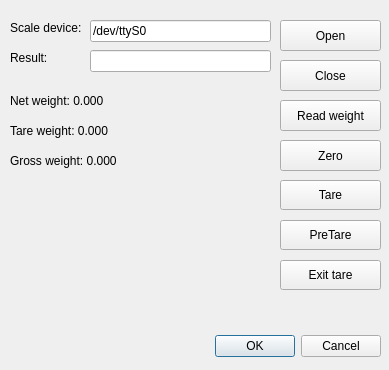
Old version of the form maindialog.ui in the repository shtrih-m/oposcale.
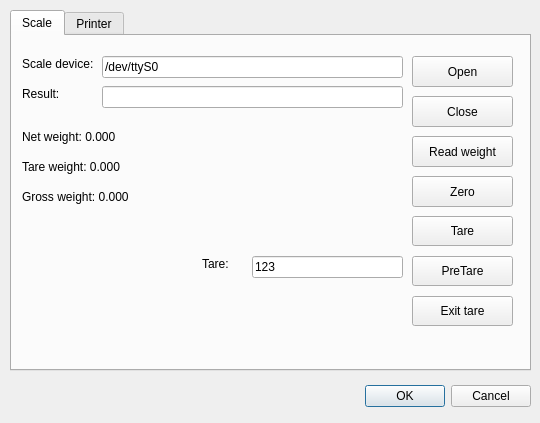
New version of the form. The open tabs and pages were chosen to show the change. Icons and pictures are not drawn.

Commit message: [+] Changed test - added PreTare tare parameter

Patch:
```diff
--- a/maindialog.ui
+++ b/maindialog.ui
@@ -6,8 +6,8 @@
    <rect>
     <x>0</x>
     <y>0</y>
-    <width>389</width>
-    <height>370</height>
+    <width>540</width>
+    <height>423</height>
    </rect>
   </property>
   <property name="windowTitle">
@@ -16,8 +16,8 @@
   <widget class="QDialogButtonBox" name="buttonBox">
    <property name="geometry">
     <rect>
-     <x>40</x>
-     <y>330</y>
+     <x>190</x>
+     <y>380</y>
      <width>341</width>
      <height>32</height>
     </rect>
@@ -29,6 +29,35 @@
     <set>QDialogButtonBox::Cancel|QDialogButtonBox::Ok</set>
    </property>
   </widget>
+  <widget class="QTabWidget" name="tabWidget">
+   <property name="geometry">
+    <rect>
+     <x>10</x>
+     <y>10</y>
+     <width>521</width>
+     <height>361</height>
+    </rect>
+   </property>
+   <property name="currentIndex">
+    <number>1</number>
+   </property>
+   <widget class="QWidget" name="tab">
+    <attribute name="title">
+     <string>Scale</string>
+    </attribute>
+    <widget class="QLabel" name="lblNetWeight">
+     <property name="geometry">
+      <rect>
+       <x>10</x>
+       <y>90</y>
+       <width>181</width>
+       <height>21</height>
+      </rect>
+     </property>
+     <property name="text">
+      <string>Net weight: 0.000</string>
+     </property>
+    </widget>
   <widget class="QLabel" name="lblDeviceName">
    <property name="geometry">
     <rect>
@@ -42,32 +71,23 @@
     <string>Scale device:</string>
    </property>
   </widget>
-  <widget class="QPushButton" name="btnOpen">
+    <widget class="QLabel" name="lblResult">
    <property name="geometry">
     <rect>
-     <x>280</x>
-     <y>20</y>
-     <width>101</width>
-     <height>31</height>
+       <x>10</x>
+       <y>50</y>
+       <width>81</width>
+       <height>16</height>
     </rect>
    </property>
    <property name="text">
-    <string>Open</string>
-   </property>
-   <property name="checkable">
-    <bool>false</bool>
-   </property>
-   <property name="default">
-    <bool>false</bool>
-   </property>
-   <property name="flat">
-    <bool>false</bool>
+      <string>Result:</string>
    </property>
   </widget>
   <widget class="QPushButton" name="btnClose">
    <property name="geometry">
     <rect>
-     <x>280</x>
+       <x>400</x>
      <y>60</y>
      <width>101</width>
      <height>31</height>
@@ -77,49 +97,10 @@
     <string>Close</string>
    </property>
   </widget>
-  <widget class="QPushButton" name="btnReadWeight">
-   <property name="geometry">
-    <rect>
-     <x>280</x>
-     <y>100</y>
-     <width>101</width>
-     <height>31</height>
-    </rect>
-   </property>
-   <property name="text">
-    <string>Read weight</string>
-   </property>
-  </widget>
-  <widget class="QPushButton" name="btnZero">
-   <property name="geometry">
-    <rect>
-     <x>280</x>
-     <y>140</y>
-     <width>101</width>
-     <height>31</height>
-    </rect>
-   </property>
-   <property name="text">
-    <string>Zero</string>
-   </property>
-  </widget>
-  <widget class="QPushButton" name="btnTare">
-   <property name="geometry">
-    <rect>
-     <x>280</x>
-     <y>180</y>
-     <width>101</width>
-     <height>30</height>
-    </rect>
-   </property>
-   <property name="text">
-    <string>Tare</string>
-   </property>
-  </widget>
   <widget class="QPushButton" name="btnExitTare">
    <property name="geometry">
     <rect>
-     <x>280</x>
+       <x>400</x>
      <y>260</y>
      <width>101</width>
      <height>30</height>
@@ -129,30 +110,17 @@
     <string>Exit tare</string>
    </property>
   </widget>
-  <widget class="QLabel" name="lblNetWeight">
+    <widget class="QPushButton" name="btnTare">
    <property name="geometry">
     <rect>
-     <x>10</x>
-     <y>90</y>
-     <width>181</width>
-     <height>21</height>
+       <x>400</x>
+       <y>180</y>
+       <width>101</width>
+       <height>30</height>
     </rect>
    </property>
    <property name="text">
-    <string>Net weight: 0.000</string>
-   </property>
-  </widget>
-  <widget class="QLabel" name="lblTareWeight">
-   <property name="geometry">
-    <rect>
-     <x>10</x>
-     <y>120</y>
-     <width>181</width>
-     <height>21</height>
-    </rect>
-   </property>
-   <property name="text">
-    <string>Tare weight: 0.000</string>
+      <string>Tare</string>
    </property>
   </widget>
   <widget class="QLabel" name="lblGrossWeight">
@@ -168,23 +136,49 @@
     <string>Gross weight: 0.000</string>
    </property>
   </widget>
-  <widget class="QLineEdit" name="edtDeviceName">
+    <widget class="QLabel" name="lblTareWeight">
    <property name="geometry">
     <rect>
-     <x>90</x>
-     <y>20</y>
+       <x>10</x>
+       <y>120</y>
      <width>181</width>
+       <height>21</height>
+      </rect>
+     </property>
+     <property name="text">
+      <string>Tare weight: 0.000</string>
+     </property>
+    </widget>
+    <widget class="QLineEdit" name="edtResult">
+     <property name="geometry">
+      <rect>
+       <x>90</x>
+       <y>50</y>
+       <width>301</width>
      <height>22</height>
     </rect>
    </property>
    <property name="text">
-    <string>/dev/ttyS0</string>
+      <string/>
+     </property>
+    </widget>
+    <widget class="QPushButton" name="btnReadWeight">
+     <property name="geometry">
+      <rect>
+       <x>400</x>
+       <y>100</y>
+       <width>101</width>
+       <height>31</height>
+      </rect>
+     </property>
+     <property name="text">
+      <string>Read weight</string>
    </property>
   </widget>
   <widget class="QPushButton" name="btnPreTare">
    <property name="geometry">
     <rect>
-     <x>280</x>
+       <x>400</x>
      <y>220</y>
      <width>101</width>
      <height>30</height>
@@ -194,11 +188,128 @@
     <string>PreTare</string>
    </property>
   </widget>
-  <widget class="QLabel" name="lblResult">
+    <widget class="QPushButton" name="btnZero">
+     <property name="geometry">
+      <rect>
+       <x>400</x>
+       <y>140</y>
+       <width>101</width>
+       <height>31</height>
+      </rect>
+     </property>
+     <property name="text">
+      <string>Zero</string>
+     </property>
+    </widget>
+    <widget class="QPushButton" name="btnOpen">
+     <property name="geometry">
+      <rect>
+       <x>400</x>
+       <y>20</y>
+       <width>101</width>
+       <height>31</height>
+      </rect>
+     </property>
+     <property name="text">
+      <string>Open</string>
+     </property>
+     <property name="checkable">
+      <bool>false</bool>
+     </property>
+     <property name="default">
+      <bool>false</bool>
+     </property>
+     <property name="flat">
+      <bool>false</bool>
+     </property>
+    </widget>
+    <widget class="QLineEdit" name="edtDeviceName">
+     <property name="geometry">
+      <rect>
+       <x>90</x>
+       <y>20</y>
+       <width>301</width>
+       <height>22</height>
+      </rect>
+     </property>
+     <property name="text">
+      <string>/dev/ttyS0</string>
+     </property>
+    </widget>
+    <widget class="QLineEdit" name="edtTare">
+     <property name="geometry">
+      <rect>
+       <x>240</x>
+       <y>220</y>
+       <width>151</width>
+       <height>22</height>
+      </rect>
+     </property>
+     <property name="toolTipDuration">
+      <number>4</number>
+     </property>
+     <property name="text">
+      <string>123</string>
+     </property>
+    </widget>
+    <widget class="QLabel" name="lblTare">
+     <property name="geometry">
+      <rect>
+       <x>190</x>
+       <y>220</y>
+       <width>41</width>
+       <height>16</height>
+      </rect>
+     </property>
+     <property name="text">
+      <string>Tare:</string>
+     </property>
+    </widget>
+   </widget>
+   <widget class="QWidget" name="tab_2">
+    <attribute name="title">
+     <string>Printer</string>
+    </attribute>
+    <widget class="QPushButton" name="btnPrinterOpen">
+     <property name="geometry">
+      <rect>
+       <x>410</x>
+       <y>10</y>
+       <width>101</width>
+       <height>31</height>
+      </rect>
+     </property>
+     <property name="text">
+      <string>Open</string>
+     </property>
+     <property name="checkable">
+      <bool>false</bool>
+     </property>
+     <property name="default">
+      <bool>false</bool>
+     </property>
+     <property name="flat">
+      <bool>false</bool>
+     </property>
+    </widget>
+    <widget class="QLineEdit" name="edtPrinterResult">
+     <property name="geometry">
+      <rect>
+       <x>100</x>
+       <y>10</y>
+       <width>301</width>
+       <height>22</height>
+      </rect>
+     </property>
+     <property name="text">
+      <string/>
+     </property>
+    </widget>
+    <widget class="QLabel" name="lblResult_2">
    <property name="geometry">
     <rect>
      <x>10</x>
-     <y>50</y>
+       <y>10</y>
      <width>81</width>
      <height>16</height>
     </rect>
@@ -207,18 +318,62 @@
     <string>Result:</string>
    </property>
   </widget>
-  <widget class="QLineEdit" name="edtResult">
+    <widget class="QPushButton" name="btnPrinterClose">
    <property name="geometry">
     <rect>
-     <x>90</x>
+       <x>410</x>
      <y>50</y>
-     <width>181</width>
-     <height>22</height>
+       <width>101</width>
+       <height>31</height>
+      </rect>
+     </property>
+     <property name="text">
+      <string>Close</string>
+     </property>
+    </widget>
+    <widget class="QPushButton" name="btnPrinterPrintLabel">
+     <property name="geometry">
+      <rect>
+       <x>410</x>
+       <y>130</y>
+       <width>101</width>
+       <height>31</height>
+      </rect>
+     </property>
+     <property name="text">
+      <string>Print</string>
+     </property>
+    </widget>
+    <widget class="QPushButton" name="btnPrinterGetStatus">
+     <property name="geometry">
+      <rect>
+       <x>410</x>
+       <y>90</y>
+       <width>101</width>
+       <height>31</height>
+      </rect>
+     </property>
+     <property name="text">
+      <string>GetStatus</string>
+     </property>
+    </widget>
+    <widget class="QLabel" name="lblResult_3">
+     <property name="geometry">
+      <rect>
+       <x>10</x>
+       <y>50</y>
+       <width>171</width>
+       <height>131</height>
     </rect>
    </property>
    <property name="text">
     <string/>
    </property>
+     <property name="pixmap">
+      <pixmap>res/Globus.bmp</pixmap>
+     </property>
+    </widget>
+   </widget>
   </widget>
  </widget>
  <resources/>
```
Lines whose indentation alone changed are shown as unchanged. The commit also changes 13 other files.
